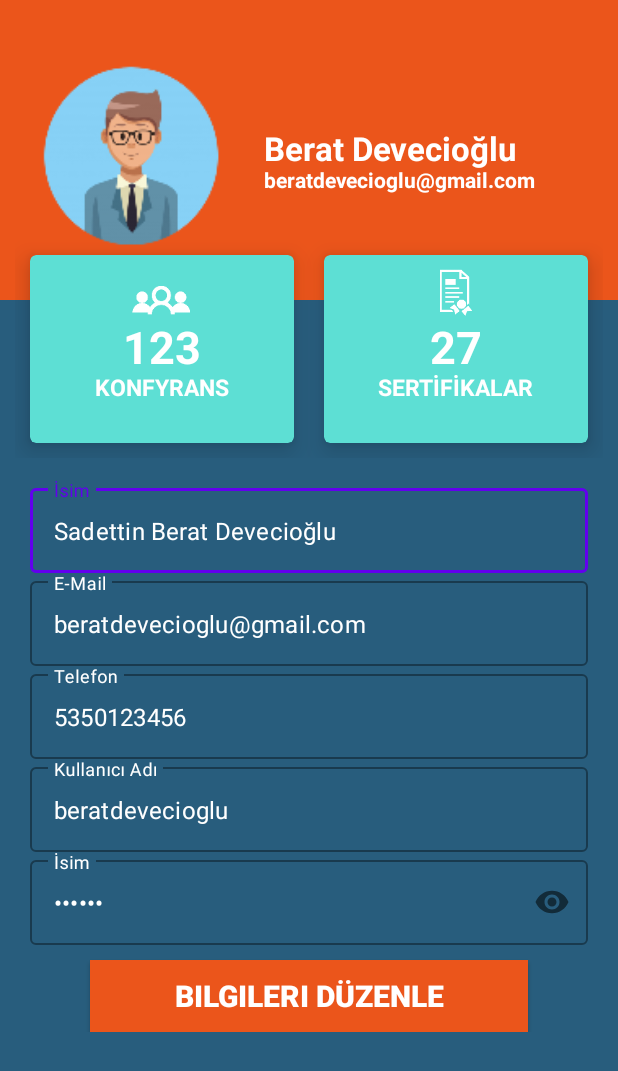
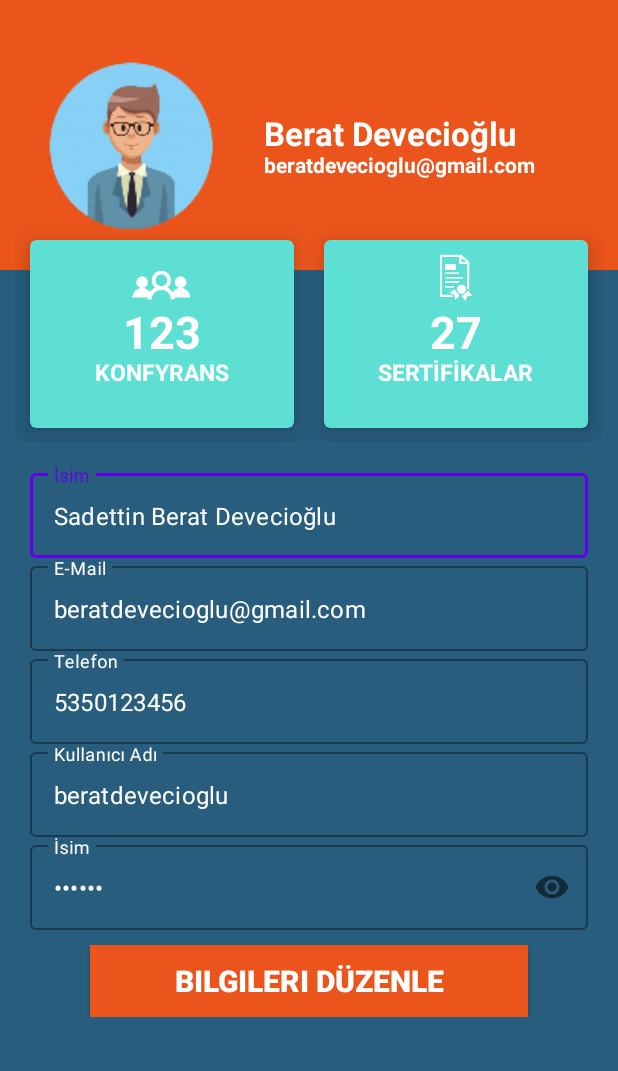
Before and after one commit to beratdevecioglu/KONFY, an Android app: the Profile screen opened directly, with no data from a screen before it, on a phone screen of 412 x 824 dp. Shown: the top 1071 px of the screen. Run offline under Robolectric (Android 15) with nearby library versions, the phone set to English and light mode, and no system bars.

Commit message:
Login Au.

```diff
--- a/app/src/main/java/com/example/senior/Dashboard.java
+++ b/app/src/main/java/com/example/senior/Dashboard.java
@@ -127,6 +127,10 @@ public class Dashboard extends AppCompatActivity {
                                 password.setError("Kullanıcı adını veya parolayı hatalı girdiniz.");
                                 password.requestFocus();
                             }
+                        } else {
+                            username.setError("Kullanıcı adını veya parolayı hatalı girdiniz.");
+                            username.requestFocus();
+
                         }
                     }
 
--- a/app/src/main/res/layout/activity_profile.xml
+++ b/app/src/main/res/layout/activity_profile.xml
@@ -15,7 +15,7 @@
 
         <RelativeLayout
             android:layout_width="match_parent"
-            android:layout_height="200dp"
+            android:layout_height="180dp"
             android:background="#eb551b">
 
             <ImageView
@@ -54,7 +54,7 @@
         <LinearLayout
             android:layout_width="match_parent"
             android:layout_height="wrap_content"
-            android:layout_marginTop="-50dp"
+            android:layout_marginTop="-40dp"
             android:padding="10dp">
 
             <com.google.android.material.card.MaterialCardView
```
